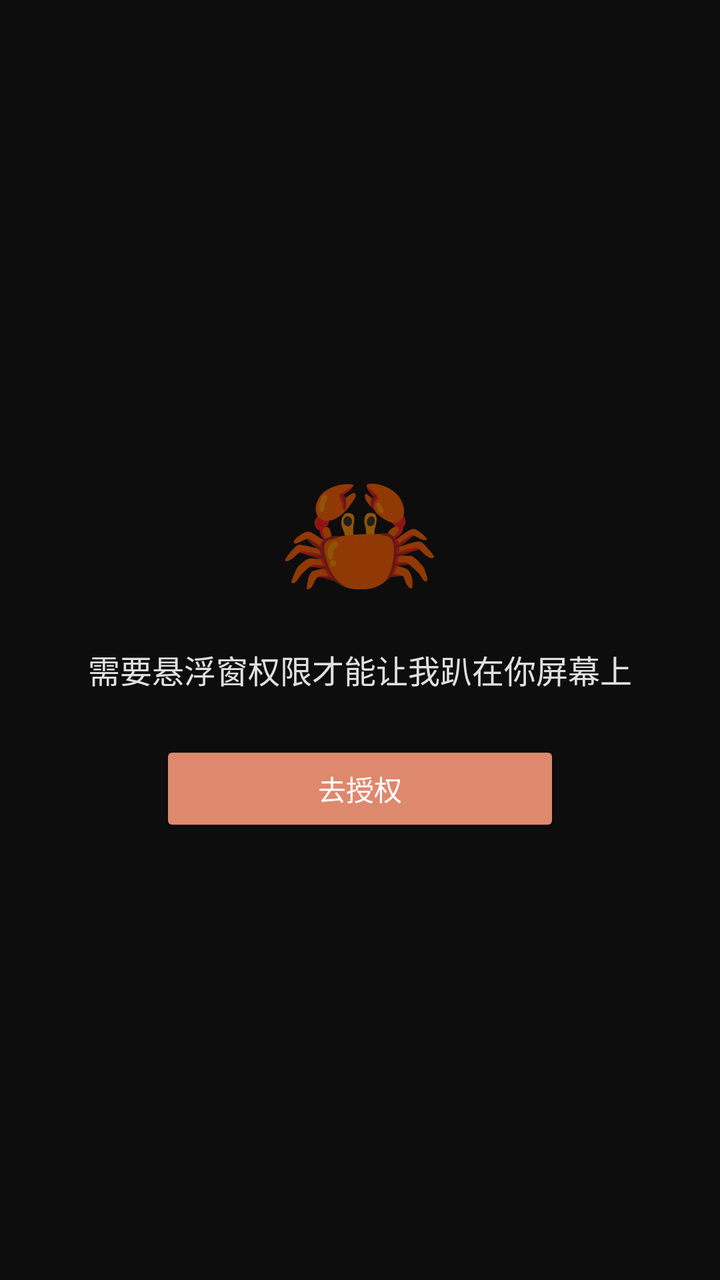
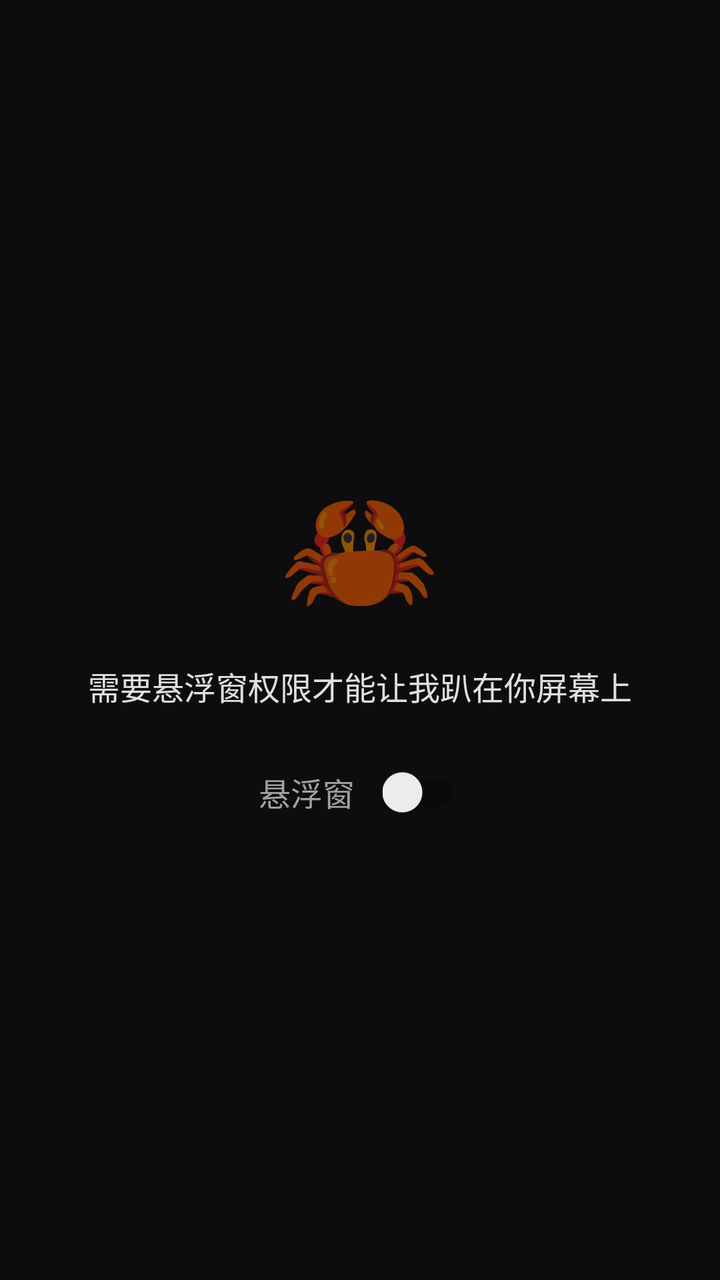

Two renders of the same Android screen: before a commit and after it. Below are the layout's source before the change and the commit's diff.
<!-- AndroidManifest.xml: activity theme Theme.Pet -->
<!-- res/layout/activity_main.xml -->
<?xml version="1.0" encoding="utf-8"?>
<LinearLayout xmlns:android="http://schemas.android.com/apk/res/android"
    android:layout_width="match_parent"
    android:layout_height="match_parent"
    android:gravity="center"
    android:orientation="vertical"
    android:background="#0d0d0d"
    android:padding="32dp">

    <TextView
        android:layout_width="wrap_content"
        android:layout_height="wrap_content"
        android:text="🦀"
        android:textSize="64sp" />

    <TextView
        android:id="@+id/status_text"
        android:layout_width="wrap_content"
        android:layout_height="wrap_content"
        android:text="需要悬浮窗权限才能让我趴在你屏幕上"
        android:textColor="#e0e0e0"
        android:textSize="16sp"
        android:layout_marginTop="16dp"
        android:gravity="center" />

    <Button
        android:id="@+id/action_button"
        android:layout_width="200dp"
        android:layout_height="48dp"
        android:text="去授权"
        android:layout_marginTop="24dp"
        android:backgroundTint="#DE886D"
        android:textColor="#fff" />

</LinearLayout>
<!-- resources referenced by this layout -->
<resources>
  <style name="Theme.Pet" parent="Theme.AppCompat.DayNight.NoActionBar">
          <item name="android:statusBarColor">#0d0d0d</item>
          <item name="android:navigationBarColor">#0d0d0d</item>
      </style>
</resources>

<!-- the commit's change to res/layout/activity_main.xml (unified diff, before → after) -->
@@ -23,13 +23,38 @@
         android:layout_marginTop="16dp"
         android:gravity="center" />
 
+    <LinearLayout
+        android:layout_width="wrap_content"
+        android:layout_height="wrap_content"
+        android:orientation="horizontal"
+        android:gravity="center_vertical"
+        android:layout_marginTop="28dp">
+
+        <TextView
+            android:layout_width="wrap_content"
+            android:layout_height="wrap_content"
+            android:text="悬浮窗"
+            android:textColor="#a0a0a0"
+            android:textSize="16sp"
+            android:layout_marginEnd="14dp" />
+
+        <androidx.appcompat.widget.SwitchCompat
+            android:id="@+id/overlay_switch"
+            android:layout_width="wrap_content"
+            android:layout_height="wrap_content"
+            android:thumbTint="#DE886D"
+            android:trackTint="#444" />
+
+    </LinearLayout>
+
     <Button
         android:id="@+id/action_button"
         android:layout_width="200dp"
         android:layout_height="48dp"
         android:text="去授权"
-        android:layout_marginTop="24dp"
+        android:layout_marginTop="20dp"
         android:backgroundTint="#DE886D"
-        android:textColor="#fff" />
+        android:textColor="#fff"
+        android:visibility="gone" />
 
 </LinearLayout>
